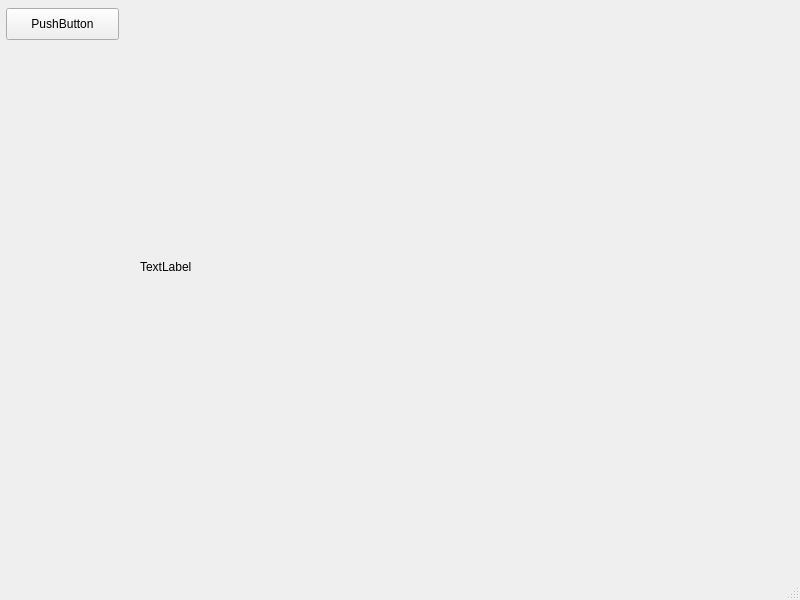
Above: A8_Sprite_Editor/mainwindow.ui from jimmyjtrinh/A8-Sprite-Editor before the change. Below: the same form after it.
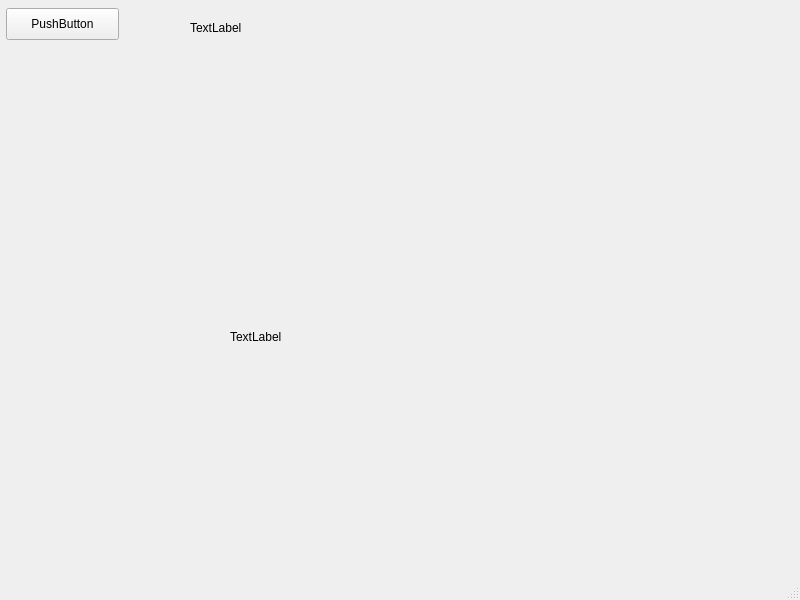
That is the form after the change.

```diff
--- a/A8_Sprite_Editor/mainwindow.ui
+++ b/A8_Sprite_Editor/mainwindow.ui
@@ -30,8 +30,8 @@
    <widget class="QLabel" name="label">
     <property name="geometry">
      <rect>
-      <x>140</x>
-      <y>10</y>
+      <x>230</x>
+      <y>80</y>
       <width>513</width>
       <height>513</height>
      </rect>
@@ -46,6 +46,19 @@
      <string>TextLabel</string>
     </property>
    </widget>
+   <widget class="QLabel" name="coordLabel">
+    <property name="geometry">
+     <rect>
+      <x>190</x>
+      <y>20</y>
+      <width>151</width>
+      <height>16</height>
+     </rect>
+    </property>
+    <property name="text">
+     <string>TextLabel</string>
+    </property>
+   </widget>
   </widget>
   <widget class="QMenuBar" name="menubar">
    <property name="geometry">
```
